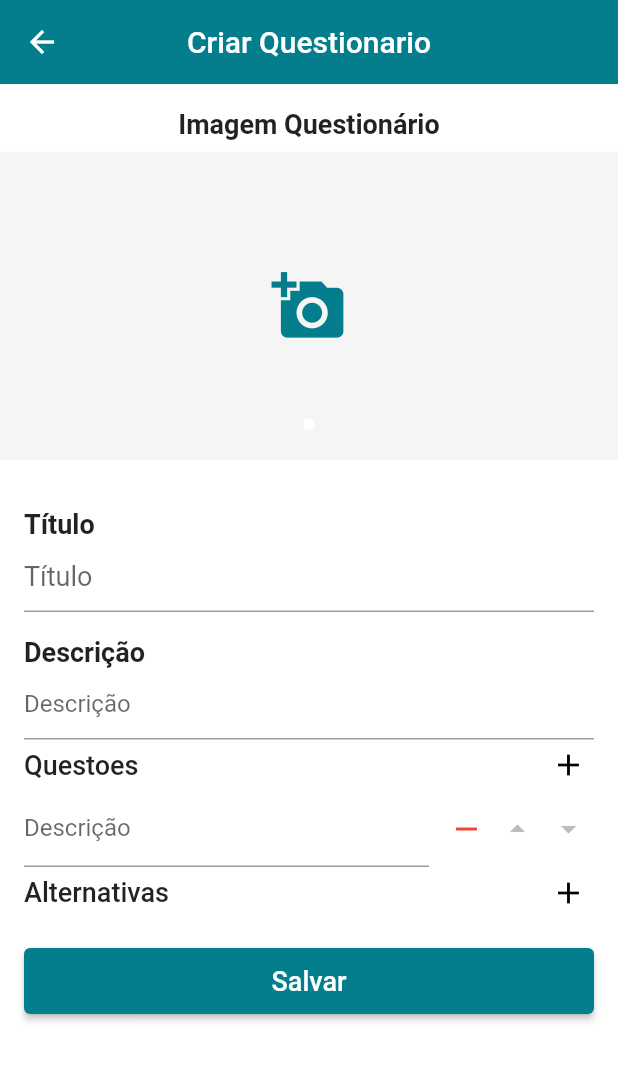
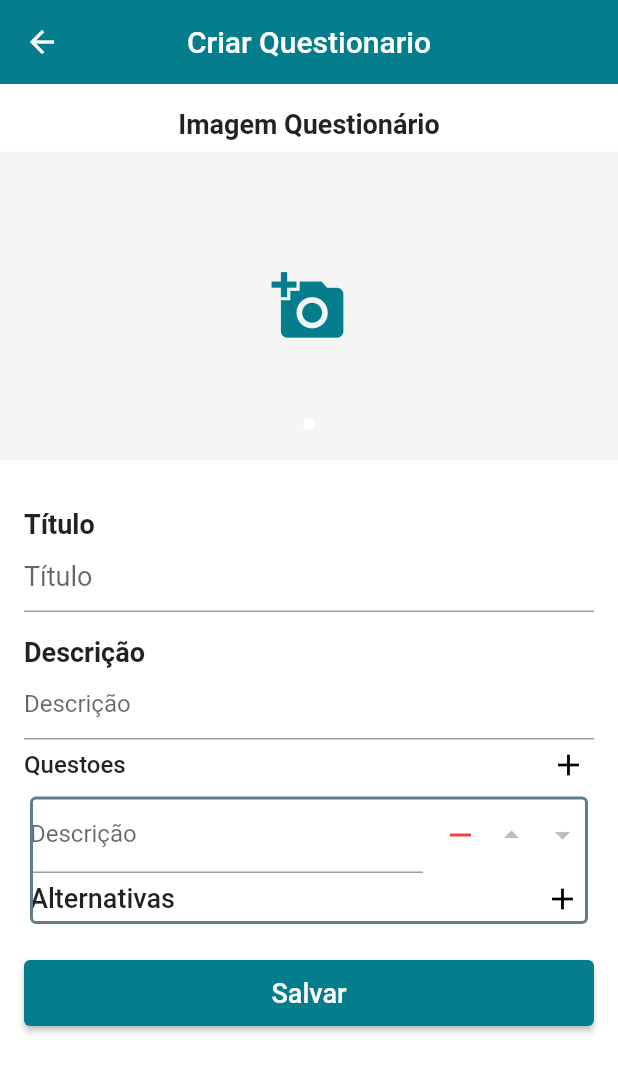
Before and after one commit to egueiber/AMesa, a Flutter app: the EditQuestionarioScreen screen opened by its route, after a tap on the "add" icon, on a phone screen of 412 x 824 dp. Shown: the top 1073 px of the screen. Run offline on Flutter 3.47's test engine with Material 2 defaults, Android fonts, the phone set to English and light mode, and no system bars; drawn by our look-alikes of carousel_pro; our stand-ins replace cloud_firestore, firebase_auth, firebase_core, firebase_storage, image_cropper, image_picker and 1 more; missing offline and left inert: alphabet_list_scroll_view; accounts and stored records are empty.

Commit message:
alternativa e card

```diff
--- a/lib/models/alternativa.dart
+++ b/lib/models/alternativa.dart
@@ -1,8 +1,6 @@
 class Alternativa {
-  Alternativa(
-      {this.ordem, this.descricao, this.imagem, this.correta, this.pontuacao});
+  Alternativa({this.descricao, this.imagem, this.correta, this.pontuacao});
   Alternativa.fromMap(Map<String, dynamic> map) {
-    ordem = map['ordem'] as num;
     descricao = map['descricao'] as String;
     imagem = map['imagem'] as String;
     correta = map['correta'] as bool;
@@ -10,7 +8,7 @@ class Alternativa {
   }
 
   String descricao;
-  num ordem = 0;
+
   String imagem = 'Link';
   bool correta = true;
   num pontuacao = 1;
@@ -18,7 +16,6 @@ class Alternativa {
   Alternativa clone() {
     return Alternativa(
       descricao: descricao,
-      ordem: ordem,
       imagem: imagem,
       correta: correta,
       pontuacao: pontuacao,
@@ -27,7 +24,6 @@ class Alternativa {
 
   Map<String, dynamic> toMap() {
     return {
-      'ordem': ordem,
       'descricao': descricao,
       'imagem': imagem,
       'correta': correta,
@@ -37,6 +33,6 @@ class Alternativa {
 
   @override
   String toString() {
-    return 'Alternativa{ordem: $ordem, descricao: $descricao, imagem: $imagem, correta: $correta, pontuacao: $pontuacao}';
+    return 'Alternativa{descricao: $descricao, imagem: $imagem, correta: $correta, pontuacao: $pontuacao}';
   }
 }
--- a/lib/models/questao.dart
+++ b/lib/models/questao.dart
@@ -2,11 +2,10 @@ import 'package:amesaadm/models/alternativa.dart';
 import 'package:flutter/cupertino.dart';
 
 class Questao extends ChangeNotifier {
-  Questao({this.numero, this.descricao, this.imagem, this.alternativas}) {
+  Questao({this.descricao, this.imagem, this.alternativas}) {
     alternativas = alternativas ?? [];
   }
   Questao.fromMap(Map<String, dynamic> map) {
-    numero = map['numero'] as num;
     descricao = map['descricao'] as String;
     imagem = map['imagem'] as String;
     alternativas = (map['alternativas'] as List<dynamic> ?? [])
@@ -15,14 +14,12 @@ class Questao extends ChangeNotifier {
   }
 
   String descricao;
-  num numero;
   String imagem;
   List<Alternativa> alternativas;
 
   Questao clone() {
     return Questao(
       descricao: descricao,
-      numero: numero,
       imagem: imagem,
       alternativas:
           alternativas.map((alternativa) => alternativa.clone()).toList(),
@@ -42,7 +39,6 @@ class Questao extends ChangeNotifier {
 
   Map<String, dynamic> toMap() {
     return {
-      'numero': numero,
       'descricao': descricao,
       'imagem': imagem,
       'alternativas': exportAlternativaList(),
@@ -51,6 +47,6 @@ class Questao extends ChangeNotifier {
 
   @override
   String toString() {
-    return 'Questao{numero: $numero, descricao: $descricao, imagem: $imagem, questoes: $alternativas}';
+    return 'Questao{descricao: $descricao, imagem: $imagem, questoes: $alternativas}';
   }
 }
--- a/lib/views/questionario/edit/componentes/alternativaform.dart
+++ b/lib/views/questionario/edit/componentes/alternativaform.dart
@@ -18,7 +18,7 @@ class AlternativaForm extends StatelessWidget {
         return null;
       },
       builder: (state) {
-        return Flexible(
+        return Container(
             child: Column(
           children: <Widget>[
             Row(
--- a/lib/views/questionario/edit/componentes/alternativawidget.dart
+++ b/lib/views/questionario/edit/componentes/alternativawidget.dart
@@ -42,7 +42,7 @@ class AlternativaWidget extends StatelessWidget {
             Container(
               padding: const EdgeInsets.symmetric(horizontal: 30, vertical: 2),
               child: Text(
-                alternativa.ordem?.toStringAsFixed(0),
+                alternativa.pontuacao?.toStringAsFixed(0),
                 style: TextStyle(fontSize: 18, fontWeight: FontWeight.w400),
               ),
             ),
--- a/lib/views/questionario/edit/componentes/editalternativa.dart
+++ b/lib/views/questionario/edit/componentes/editalternativa.dart
@@ -19,6 +19,7 @@ class EditAlternativa extends StatelessWidget {
   @override
   Widget build(BuildContext context) {
     return Card(
+        margin: const EdgeInsets.only(top: 10, left: 8),
         child: Row(
           mainAxisSize: MainAxisSize.max,
           children: <Widget>[
@@ -41,12 +42,12 @@ class EditAlternativa extends StatelessWidget {
           width: 4,
         ),*/
             Expanded(
-          flex: 30,
+              flex: 4,
               child: TextFormField(
                 textAlign: TextAlign.right,
                 initialValue: alternativa.pontuacao?.toString(),
                 decoration: const InputDecoration(
-              labelText: 'Número',
+                  labelText: 'Pontuação',
                   isDense: true,
                 ),
                 keyboardType: TextInputType.number,
--- a/lib/views/questionario/edit/componentes/questaoform.dart
+++ b/lib/views/questionario/edit/componentes/questaoform.dart
@@ -25,7 +25,7 @@ class QuestaoForm extends StatelessWidget {
                 Expanded(
                   child: Text(
                     'Questoes',
-                    style: TextStyle(fontSize: 18, fontWeight: FontWeight.w500),
+                    style: TextStyle(fontSize: 16, fontWeight: FontWeight.w500),
                   ),
                 ),
                 CustomIconButton(
@@ -40,7 +40,13 @@ class QuestaoForm extends StatelessWidget {
             ),
             Wrap(
               children: state.value.map((questao) {
-                return EditQuestao(
+                return Card(
+                    shadowColor: Color.fromARGB(10, 20, 30, 40),
+                    shape: RoundedRectangleBorder(
+                        side:
+                            new BorderSide(color: Colors.blueGrey, width: 2.0),
+                        borderRadius: BorderRadius.circular(4.0)),
+                    child: EditQuestao(
                       key: ObjectKey(questao),
                       questao: questao,
                       onRemove: () {
@@ -63,7 +69,7 @@ class QuestaoForm extends StatelessWidget {
                               state.didChange(state.value);
                             }
                           : null,
-                );
+                    ));
               }).toList(),
             ),
             if (state.hasError)
--- a/lib/views/questionario/edit/componentes/questaowidget.dart
+++ b/lib/views/questionario/edit/componentes/questaowidget.dart
@@ -21,13 +21,13 @@ class QuestaoWidget extends StatelessWidget {
         ),
         child: Wrap(
           children: <Widget>[
-            Container(
+            /*Container(
               padding: const EdgeInsets.symmetric(horizontal: 16),
               child: Text(
                 questao.numero.toStringAsFixed(0),
                 style: TextStyle(fontSize: 18, fontWeight: FontWeight.w400),
               ),
-            ),
+            ),*/
             Container(
               //color: color,
               padding: const EdgeInsets.symmetric(vertical: 4, horizontal: 8),
```
Lines whose indentation alone changed are shown as unchanged.
